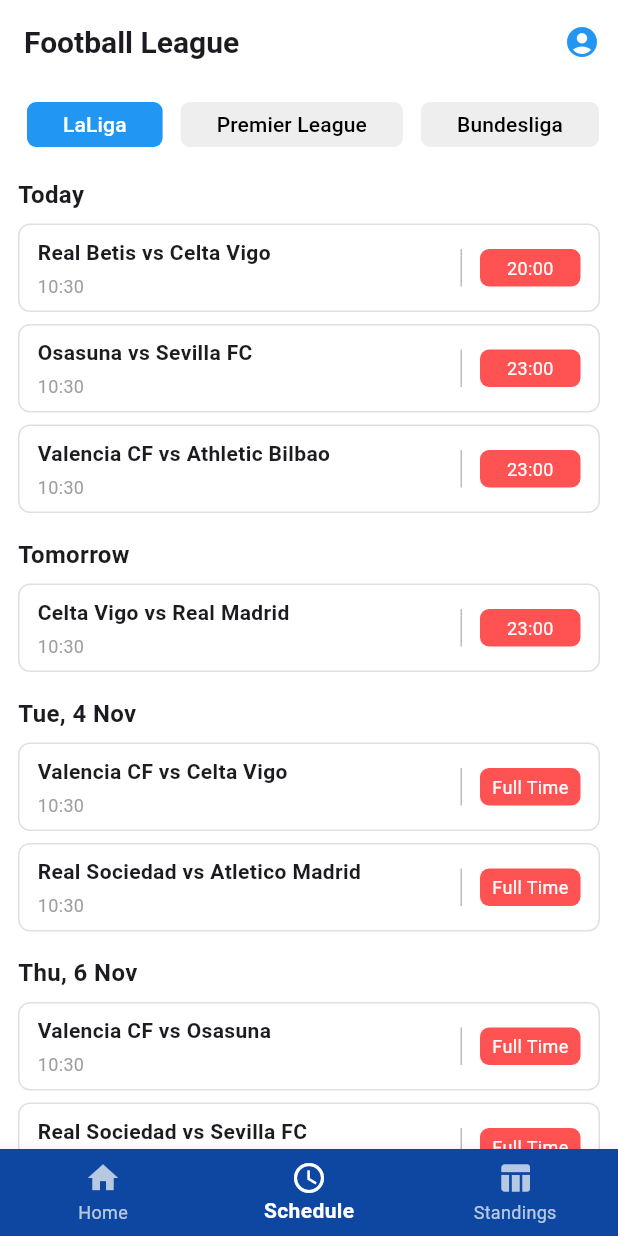
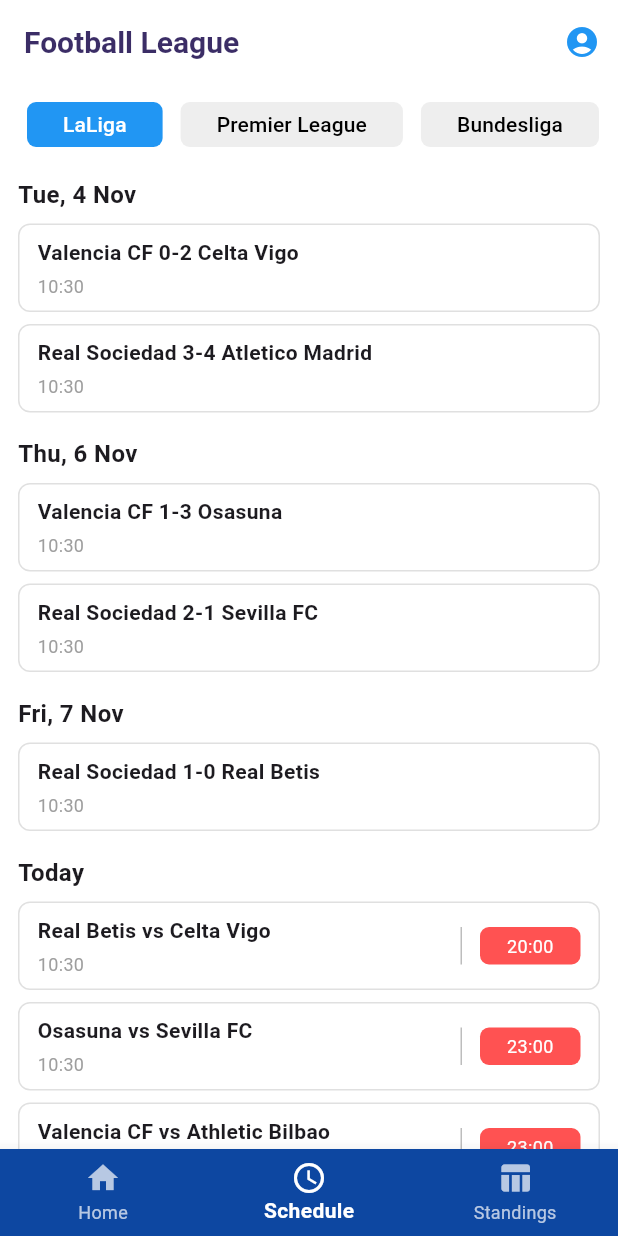
Before and after one commit to arash3355/FootballApp, a Flutter app: the screen it shows after launch, item 2 of the bottom bar chosen, on a phone screen of 412 x 824 dp. Run offline on Flutter 3.47's test engine with Material 3 defaults, Android fonts, the light colour scheme and no system bars; our stand-ins replace card_swiper, flutter_riverpod; network calls fail.

Commit message:
fix non-matched in schedulescreen

```diff
--- a/lib/models/match_item.dart
+++ b/lib/models/match_item.dart
@@ -5,7 +5,7 @@
   final Team home;
   final Team away;
   final DateTime date;
-  final String status; // 'watch' or time like '20:00'
+  final String status;
   final String? imageUrl;
   final String leagueId;
 
--- a/lib/ui/screens/schedule_screen.dart
+++ b/lib/ui/screens/schedule_screen.dart
@@ -1,7 +1,7 @@
 import 'dart:math';
-
 import 'package:flutter/material.dart';
 import 'package:flutter_riverpod/flutter_riverpod.dart';
+import 'package:football_league_app/utils/helper.dart';
 import 'package:intl/intl.dart';
 import '../../riverpod/league_riverpod.dart';
 import '../../riverpod/match_riverpod.dart';
@@ -18,44 +18,25 @@
     final matches = ref.watch(matchesProvider(selectedId));
 
     final today = DateTime.now();
-    final yesterday = today.subtract(const Duration(days: 1));
-    final tomorrow = today.add(const Duration(days: 1));
 
-    // --- Pisahkan list ---
-    final yesterdayMatches =
-        matches.where((m) => _isSameDay(m.date, yesterday)).toList();
-    final todayMatches =
-        matches.where((m) => _isSameDay(m.date, today)).toList();
-    final tomorrowMatches =
-        matches.where((m) => _isSameDay(m.date, tomorrow)).toList();
-    final otherMatches = matches
-        .where((m) =>
-            !_isSameDay(m.date, yesterday) &&
-            !_isSameDay(m.date, today) &&
-            !_isSameDay(m.date, tomorrow))
-        .toList();
+    // --- Kelompokkan semua match berdasarkan tanggal ---
+    final Map<String, List> grouped = {};
 
-    // --- Buat Map dateLabel -> matches ---
-    Map<String, List> grouped = {};
-    if (yesterdayMatches.isNotEmpty) grouped['Yesterday'] = yesterdayMatches;
-    if (todayMatches.isNotEmpty) grouped['Today'] = todayMatches;
-    if (tomorrowMatches.isNotEmpty) grouped['Tomorrow'] = tomorrowMatches;
-
-    // Tambahkan tanggal lain sesuai urutan
-    final otherSorted = otherMatches.toList()
+    // Urutkan semua match berdasarkan tanggal (lama → baru)
+    final sortedMatches = [...matches]
       ..sort((a, b) => a.date.compareTo(b.date));
-    for (var m in otherSorted) {
-      final key = DateFormat('EEE, d MMM').format(m.date);
-      grouped.putIfAbsent(key, () => []).add(m);
-    }
 
     final random = Random();
+
+    for (var m in sortedMatches) {
+      final dateKey = _dateLabel(m.date, today);
+      grouped.putIfAbsent(dateKey, () => []).add(m);
+    }
 
     return Scaffold(
       backgroundColor: Colors.white,
       appBar: AppBar(
-        title: const Text('Football League',
-            style: TextStyle(fontSize: 20, fontWeight: FontWeight.bold)),
+        title: const Text('Football League', style: textTitle),
         backgroundColor: Colors.white,
         elevation: 0,
         actions: [
@@ -82,10 +63,11 @@
                 final dateLabel = entry.key;
                 final dateMatches = entry.value;
 
+                final isPast = _isBeforeToday(dateMatches.first.date, today);
+
                 return Column(
                   crossAxisAlignment: CrossAxisAlignment.start,
                   children: [
-                    // Header tanggal
                     Padding(
                       padding: const EdgeInsets.symmetric(vertical: 8),
                       child: Text(dateLabel,
@@ -95,9 +77,9 @@
                     ...dateMatches.map((m) {
                       final dateStr = DateFormat('HH:mm').format(m.date);
 
-                      bool isYesterday = dateLabel == 'Yesterday';
-                      final homeScore = isYesterday ? random.nextInt(5) : null;
-                      final awayScore = isYesterday ? random.nextInt(5) : null;
+                      final homeScore =
+                          isPast ? random.nextInt(5) : null; // tampilkan skor
+                      final awayScore = isPast ? random.nextInt(5) : null;
 
                       return Container(
                         margin: const EdgeInsets.only(bottom: 8),
@@ -109,13 +91,12 @@
                         ),
                         child: Row(
                           children: [
-                            // Tim + score / time
                             Expanded(
                               child: Column(
                                 crossAxisAlignment: CrossAxisAlignment.start,
                                 children: [
                                   Text(
-                                    isYesterday
+                                    isPast
                                         ? '${m.home.name} $homeScore-$awayScore ${m.away.name}'
                                         : '${m.home.name} vs ${m.away.name}',
                                     style: const TextStyle(
@@ -132,11 +113,11 @@
                               ),
                             ),
 
-                            // Tombol hanya jika bukan yesterday
+                            // Tombol hanya untuk hari ini & masa depan
+                            if (!isPast)
                               SizedBox(
                                 width: 80,
-                              child: !isYesterday
-                                  ? Container(
+                                child: Container(
                                   decoration: BoxDecoration(
                                     border: Border(
                                       left: BorderSide(
@@ -154,19 +135,15 @@
                                           style: ElevatedButton.styleFrom(
                                             backgroundColor: Colors.green,
                                             foregroundColor: Colors.white,
-                                                padding:
-                                                    const EdgeInsets.symmetric(
-                                                        horizontal: 4,
-                                                        vertical: 4),
-                                                textStyle: const TextStyle(
-                                                    fontSize: 12),
+                                            padding: const EdgeInsets.symmetric(
+                                                horizontal: 4, vertical: 4),
+                                            textStyle:
+                                                const TextStyle(fontSize: 12),
                                           ),
                                         )
                                       : Container(
-                                              padding:
-                                                  const EdgeInsets.symmetric(
-                                                      horizontal: 4,
-                                                      vertical: 4),
+                                          padding: const EdgeInsets.symmetric(
+                                              horizontal: 4, vertical: 4),
                                           decoration: BoxDecoration(
                                             color: Colors.redAccent,
                                             borderRadius:
@@ -181,8 +158,7 @@
                                             ),
                                           ),
                                         ),
-                                    )
-                                  : const SizedBox(),
+                                ),
                               ),
                           ],
                         ),
@@ -200,4 +176,18 @@
 
   bool _isSameDay(DateTime a, DateTime b) =>
       a.year == b.year && a.month == b.month && a.day == b.day;
+
+  bool _isBeforeToday(DateTime date, DateTime today) =>
+      date.isBefore(DateTime(today.year, today.month, today.day));
+
+  String _dateLabel(DateTime date, DateTime today) {
+    if (_isSameDay(date, today)) return 'Today';
+    if (_isBeforeToday(date, today)) {
+      final diff = today.difference(date).inDays;
+      return diff == 1 ? 'Yesterday' : DateFormat('EEE, d MMM').format(date);
+    } else {
+      final diff = date.difference(today).inDays;
+      return diff == 1 ? 'Tomorrow' : DateFormat('EEE, d MMM').format(date);
     }
+  }
+}
--- a/lib/ui/screens/standings_screen.dart
+++ b/lib/ui/screens/standings_screen.dart
@@ -6,7 +6,6 @@
 import '../../riverpod/standings_riverpod.dart';
 import '../../riverpod/match_riverpod.dart';
 import '../widgets/league_tabs.dart';
-import '../../models/match_item.dart';
 
 class StandingsScreen extends ConsumerWidget {
   const StandingsScreen({super.key});
```
Lines whose indentation alone changed are shown as unchanged.
